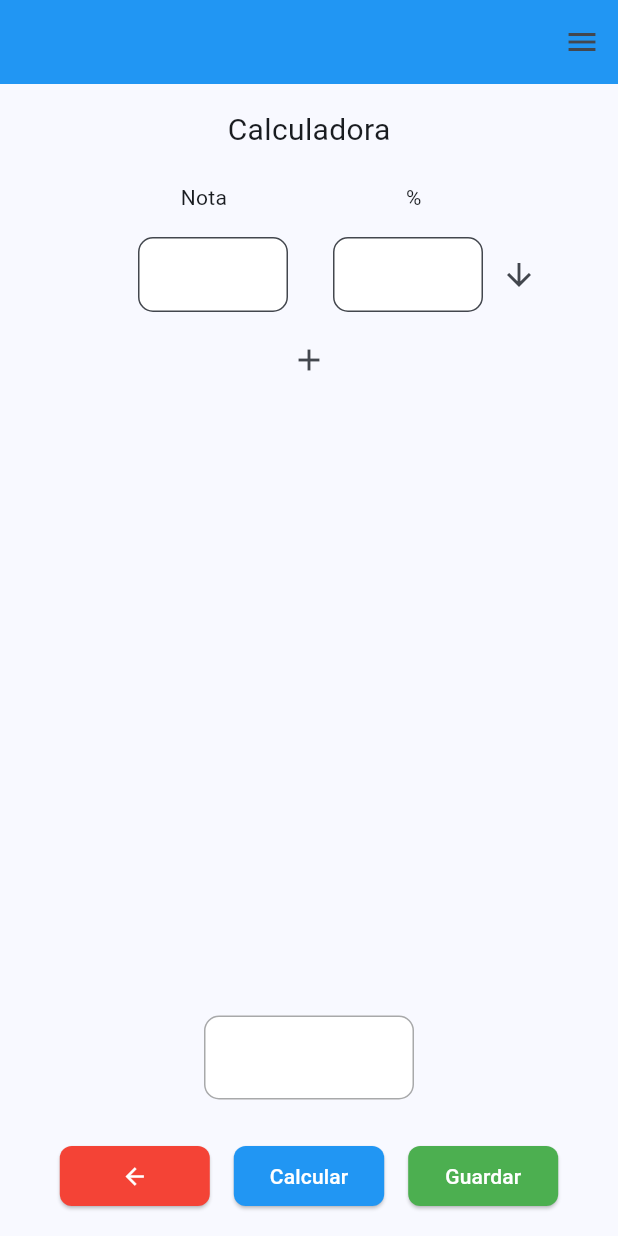
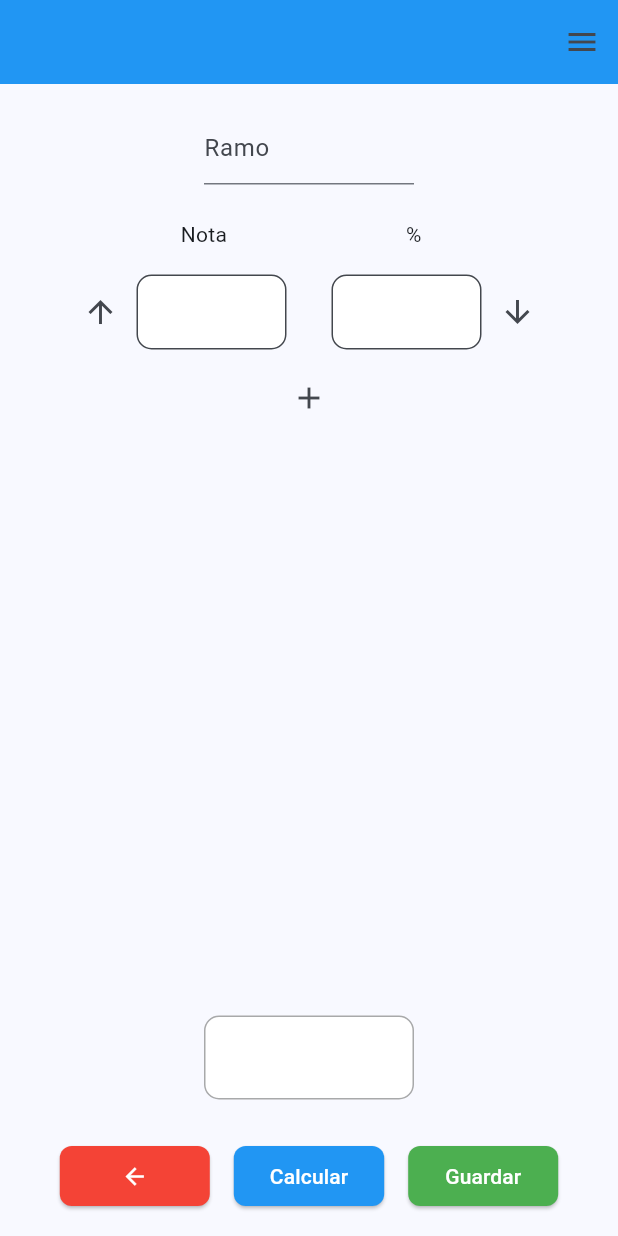
Before and after one commit to kmiloconk/average_calculator, a Flutter app: the screen it shows after launch, after a tap on the "add" icon, on a phone screen of 412 x 824 dp. Run offline on Flutter 3.47's test engine with Material 3 defaults, Android fonts, the phone set to English and light mode, and no system bars.

Commit message:
funcionalidad del boton arrow_downward

```diff
--- a/lib/app/pv/pv_page.dart
+++ b/lib/app/pv/pv_page.dart
@@ -8,31 +8,39 @@ class PvPage extends StatefulWidget {
 }
 
 class _PvPageState extends State<PvPage> {
-  final List<Map<String, TextEditingController>> fields = [];
+  final List<Map<String, dynamic>> fields = [];
   final TextEditingController averageController = TextEditingController();
-  bool v = false;
+  final TextEditingController nameController = TextEditingController();
 
   @override
   void initState() {
     super.initState();
-    _addRow();
+    _addRow(); // Añadir la primera fila al iniciar
   }
 
-  void _addRow() {
+  void _addRow({int? insertAt}) {
     setState(() {
-      fields.add({
+      final newRow = {
         'note': TextEditingController(),
         'percentage': TextEditingController(),
-      });
+        'editable': true,
+        'showAddButton': true,
+      };
+
+      if (insertAt != null) {
+        fields.insert(insertAt, newRow);
+        fields[insertAt - 1]['editable'] = false;
+        fields[insertAt - 1]['showAddButton'] = false;
+      } else {
+        fields.add(newRow);
+      }
     });
   }
 
-  void _removeRow() {
-    if (fields.isNotEmpty) {
-      setState(() {
-        fields.removeLast();
-      });
-    }
+  void _removeRowAt(int index) {
+    setState(() {
+      fields.removeAt(index);
+    });
   }
 
   @override
@@ -48,7 +56,21 @@ class _PvPageState extends State<PvPage> {
         child: Column(
           crossAxisAlignment: CrossAxisAlignment.center,
           children: [
-            const Text('Calculadora', style: TextStyle(fontSize: 20)),
+            Align(
+              alignment: Alignment.center,
+              child: Container(
+                padding:
+                    const EdgeInsets.symmetric(horizontal: 120, vertical: 3),
+                child: TextField(
+                  controller: nameController,
+                  decoration: const InputDecoration(
+                      hintText: 'Ramo',
+                      fillColor: Colors.white,
+                      filled: false,
+                      enabled: true),
+                ),
+              ),
+            ),
             const SizedBox(height: 20),
             const Row(
               children: [
@@ -62,37 +84,42 @@ class _PvPageState extends State<PvPage> {
             const SizedBox(height: 8),
             Flexible(
               child: ListView.builder(
-                itemCount: fields.length + 1, // uno más para el botón add
+                itemCount: fields.length + 1,
                 itemBuilder: (context, index) {
                   if (index == fields.length) {
                     return Center(
                       child: IconButton(
-                        onPressed: _addRow,
+                        onPressed: () => _addRow(),
                         icon: const Icon(Icons.add),
                       ),
                     );
                   }
 
-                  final noteController = fields[index]['note']!;
-                  final percentageController = fields[index]['percentage']!;
+                  final row = fields[index];
+                  final noteController = row['note'] as TextEditingController;
+                  final percentageController =
+                      row['percentage'] as TextEditingController;
+                  final editable = row['editable'] as bool;
+                  final showAddButton = row['showAddButton'] as bool;
+
                   return Padding(
                     padding: const EdgeInsets.symmetric(vertical: 8.0),
                     child: Row(
                       children: [
                         const Expanded(child: Text('')),
-                        const SizedBox(width: 50),
-                        textfile(noteController),
+                        if (editable)
+                          IconButton(
+                            icon: const Icon(Icons.arrow_upward),
+                            onPressed: () => _removeRowAt(index),
+                          ),
+                        textfile(noteController, enabled: editable),
                         const SizedBox(width: 30),
-                        textfile(percentageController),
-                        Visibility(
-                            visible: v, child: const SizedBox(width: 48)),
-                        Visibility(
-                          visible: !v,
-                          child: IconButton(
-                            onPressed: () {},
+                        textfile(percentageController, enabled: editable),
+                        if (showAddButton)
+                          IconButton(
                             icon: const Icon(Icons.arrow_downward),
+                            onPressed: () => _addRow(insertAt: index + 1),
                           ),
-                        ),
                         const Expanded(child: Text('')),
                       ],
                     ),
@@ -124,7 +151,9 @@ class _PvPageState extends State<PvPage> {
               child: Row(
                 mainAxisSize: MainAxisSize.min,
                 children: [
-                  button(Icons.arrow_back, 'Volver', Colors.red, _removeRow),
+                  button(Icons.arrow_back, 'Volver', Colors.red, () {
+                    if (fields.isNotEmpty) _removeRowAt(fields.length - 1);
+                  }),
                   const SizedBox(width: 16),
                   ElevatedButton(
                     onPressed: () {},
@@ -168,15 +197,16 @@ class _PvPageState extends State<PvPage> {
   }
 }
 
-Widget textfile(TextEditingController controller) {
+Widget textfile(TextEditingController controller, {bool enabled = true}) {
   return SizedBox(
     width: 100,
     height: 50,
     child: TextField(
       controller: controller,
+      enabled: enabled,
       decoration: InputDecoration(
         hintText: '',
-        fillColor: Colors.white,
+        fillColor: enabled ? Colors.white : Colors.grey.shade300,
         filled: true,
         border: OutlineInputBorder(
           borderRadius: BorderRadius.circular(10.0),
```
